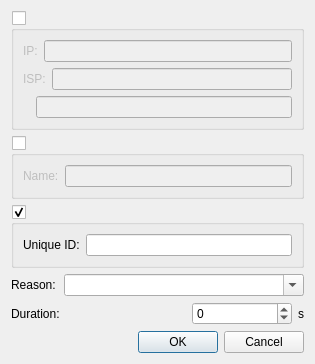
Bluscream/pyTSon_plugins, file scripts/customBan/ban.ui: the form before one commit.
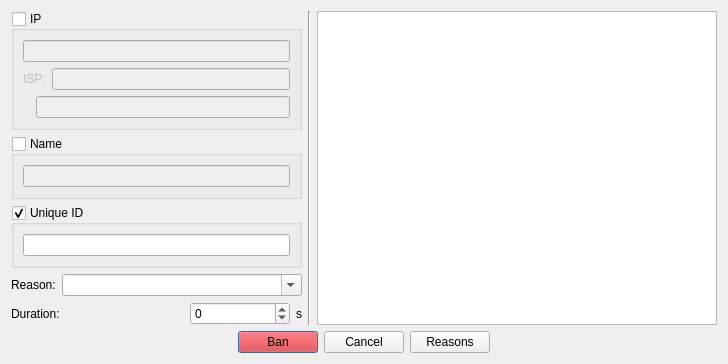
The form after the commit.

What changed in the file:
```diff
--- a/scripts/customBan/ban.ui
+++ b/scripts/customBan/ban.ui
@@ -7,18 +7,25 @@
    <rect>
     <x>0</x>
     <y>0</y>
-    <width>315</width>
+    <width>675</width>
     <height>349</height>
    </rect>
   </property>
   <property name="windowTitle">
    <string>Dialog</string>
   </property>
+  <layout class="QVBoxLayout" name="verticalLayout_3">
+   <item>
+    <layout class="QHBoxLayout" name="horizontalLayout_7">
+     <item>
   <layout class="QVBoxLayout" name="verticalLayout_2">
+       <property name="sizeConstraint">
+        <enum>QLayout::SetMaximumSize</enum>
+       </property>
    <item>
     <widget class="QGroupBox" name="grp_ip">
      <property name="title">
-      <string/>
+          <string>IP</string>
      </property>
      <property name="checkable">
       <bool>true</bool>
@@ -29,13 +36,6 @@
      <layout class="QVBoxLayout" name="verticalLayout">
       <item>
        <layout class="QHBoxLayout" name="horizontalLayout_4">
-        <item>
-         <widget class="QLabel" name="lbl_ip">
-          <property name="text">
-           <string>IP:</string>
-          </property>
-         </widget>
-        </item>
         <item>
          <widget class="QLineEdit" name="txt_ip">
           <property name="clearButtonEnabled">
@@ -87,7 +87,7 @@
    <item>
     <widget class="QGroupBox" name="grp_name">
      <property name="title">
-      <string/>
+          <string>Name</string>
      </property>
      <property name="checkable">
       <bool>true</bool>
@@ -96,17 +96,10 @@
       <bool>false</bool>
      </property>
      <layout class="QGridLayout" name="gridLayout_2">
-      <item row="0" column="1">
-       <widget class="QLineEdit" name="txt_name">
-        <property name="clearButtonEnabled">
-         <bool>true</bool>
-        </property>
-       </widget>
-      </item>
       <item row="0" column="0">
-       <widget class="QLabel" name="label_5">
-        <property name="text">
-         <string>Name:</string>
+           <widget class="QLineEdit" name="txt_name">
+            <property name="clearButtonEnabled">
+             <bool>true</bool>
         </property>
        </widget>
       </item>
@@ -116,19 +109,12 @@
    <item>
     <widget class="QGroupBox" name="grp_uid">
      <property name="title">
-      <string/>
+          <string>Unique ID</string>
      </property>
      <property name="checkable">
       <bool>true</bool>
      </property>
      <layout class="QHBoxLayout" name="horizontalLayout_3">
-      <item>
-       <widget class="QLabel" name="label_4">
-        <property name="text">
-         <string>Unique ID:</string>
-        </property>
-       </widget>
-      </item>
       <item>
        <widget class="QLineEdit" name="txt_uid">
         <property name="clearButtonEnabled">
@@ -210,18 +196,83 @@
      </item>
     </layout>
    </item>
+      </layout>
+     </item>
    <item>
-    <widget class="QDialogButtonBox" name="buttonBox">
+      <widget class="Line" name="line">
      <property name="orientation">
+        <enum>Qt::Vertical</enum>
+       </property>
+      </widget>
+     </item>
+     <item>
+      <widget class="QListWidget" name="lst_reasons">
+       <property name="minimumSize">
+        <size>
+         <width>400</width>
+         <height>0</height>
+        </size>
+       </property>
+      </widget>
+     </item>
+    </layout>
+   </item>
+   <item>
+    <layout class="QHBoxLayout" name="horizontalLayout_8">
+     <item>
+      <spacer name="horizontalSpacer_3">
+       <property name="orientation">
       <enum>Qt::Horizontal</enum>
      </property>
-     <property name="standardButtons">
-      <set>QDialogButtonBox::Cancel|QDialogButtonBox::Ok</set>
-     </property>
-     <property name="centerButtons">
-      <bool>false</bool>
-     </property>
-    </widget>
+       <property name="sizeHint" stdset="0">
+        <size>
+         <width>40</width>
+         <height>20</height>
+        </size>
+       </property>
+      </spacer>
+     </item>
+     <item>
+      <widget class="QPushButton" name="btn_ban">
+       <property name="styleSheet">
+        <string notr="true">background-color: red;</string>
+       </property>
+       <property name="text">
+        <string>Ban</string>
+       </property>
+      </widget>
+     </item>
+     <item>
+      <widget class="QPushButton" name="btn_cancel">
+       <property name="text">
+        <string>Cancel</string>
+       </property>
+      </widget>
+     </item>
+     <item>
+      <widget class="QPushButton" name="btn_reasons">
+       <property name="text">
+        <string>Reasons</string>
+       </property>
+      </widget>
+     </item>
+     <item>
+      <spacer name="horizontalSpacer_2">
+       <property name="orientation">
+        <enum>Qt::Horizontal</enum>
+       </property>
+       <property name="sizeType">
+        <enum>QSizePolicy::MinimumExpanding</enum>
+       </property>
+       <property name="sizeHint" stdset="0">
+        <size>
+         <width>40</width>
+         <height>20</height>
+        </size>
+       </property>
+      </spacer>
+     </item>
+    </layout>
    </item>
   </layout>
  </widget>
```
Left out of the diff: 35 changed lines with no effect on the pictures. Lines whose indentation alone changed are shown as unchanged.
